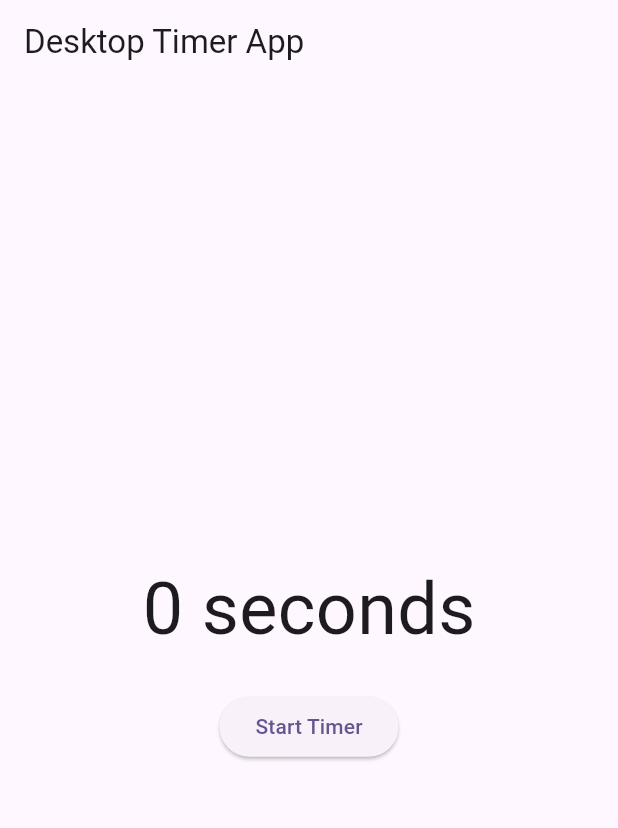
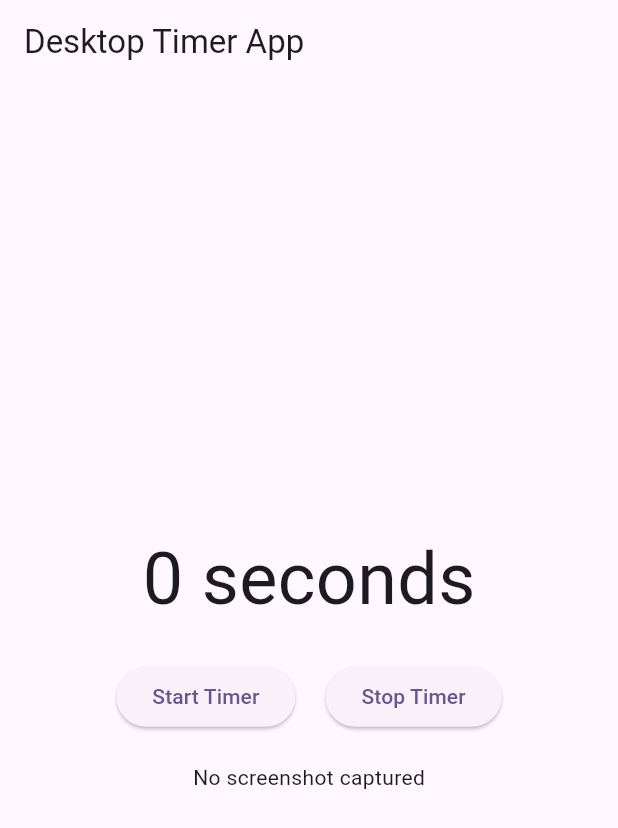
Before and after one commit to Shegzzy/flutter_quest, a Flutter app: the screen it shows after launch, after a tap on "Start Timer", on a phone screen of 412 x 824 dp. Shown: the top 828 px of the screen. Run offline on Flutter 3.47's test engine with Material 3 defaults, Android fonts, the light colour scheme and no system bars; drawn by our look-alikes of screenshot; our stand-ins replace bloc, flutter_bloc.

Commit message:
added timer home screen all done

```diff
--- a/lib/src/bloc/event/timer_event.dart
+++ b/lib/src/bloc/event/timer_event.dart
@@ -6,3 +6,5 @@ class Tick extends TimerEvent {
   final int seconds;
   Tick(this.seconds);
 }
+
+class StopTimer extends TimerEvent {}
--- a/lib/src/bloc/state/timer_state.dart
+++ b/lib/src/bloc/state/timer_state.dart
@@ -6,3 +6,5 @@ class TimerRunning extends TimerState {
   final int seconds;
   TimerRunning(this.seconds);
 }
+
+class TimerStopped extends TimerState {}
--- a/lib/src/bloc/timer_bloc.dart
+++ b/lib/src/bloc/timer_bloc.dart
@@ -7,6 +7,7 @@ class TimerBloc extends Bloc<TimerEvent, TimerState> {
   TimerBloc() : super(TimerInitial()) {
     on<StartTimer>(_onStartTimer);
     on<Tick>(_onTick);
+    on<StopTimer>(_onStopTimer);
   }
 
   StreamSubscription<int>? _tickerSubscription;
@@ -23,6 +24,11 @@ class TimerBloc extends Bloc<TimerEvent, TimerState> {
     emit(TimerRunning(event.seconds));
   }
 
+  void _onStopTimer(StopTimer event, Emitter<TimerState> emit) {
+    _tickerSubscription?.cancel();
+    emit(TimerStopped());
+  }
+
   Stream<int> _tick() async* {
     int seconds = 0;
     while (true) {
--- a/lib/src/home/timer_home.dart
+++ b/lib/src/home/timer_home.dart
@@ -1,19 +1,47 @@
+import 'dart:async';
+import 'dart:typed_data';
+
 import 'package:flutter/cupertino.dart';
 import 'package:flutter/material.dart';
+import 'package:flutter/services.dart';
 import 'package:flutter_bloc/flutter_bloc.dart';
+import 'package:screenshot/screenshot.dart';
 
 import '../bloc/event/timer_event.dart';
 import '../bloc/state/timer_state.dart';
 import '../bloc/timer_bloc.dart';
 
-class TimerHome extends StatelessWidget {
+class TimerHome extends StatefulWidget {
+  @override
+  _TimerHomeState createState() => _TimerHomeState();
+}
+
+class _TimerHomeState extends State<TimerHome> {
+  ScreenshotController screenshotController = ScreenshotController();
+  Uint8List? _screenshot;
+
+  Future<void> _captureScreenshot() async {
+    try {
+      final Uint8List? screenshot = await screenshotController.capture();
+      if (screenshot != null) {
+        setState(() {
+          _screenshot = screenshot;
+        });
+      }
+    } catch (e) {
+      print("Failed to capture screenshot: ${e.toString()}");
+    }
+  }
+
   @override
   Widget build(BuildContext context) {
     return Scaffold(
       appBar: AppBar(
-        title: Text('Desktop Timer App'),
+        title: const Text('Desktop Timer App'),
       ),
-      body: Center(
+      body: Screenshot(
+        controller: screenshotController,
+        child: Center(
           child: Column(
             mainAxisAlignment: MainAxisAlignment.center,
             children: [
@@ -30,14 +58,42 @@ class TimerHome extends StatelessWidget {
                 },
               ),
               const SizedBox(height: 20),
+              Row(
+                mainAxisAlignment: MainAxisAlignment.center,
+                children: [
                   ElevatedButton(
                     onPressed: () {
                       context.read<TimerBloc>().add(StartTimer());
+                      _captureScreenshot();
                     },
                     child: const Text('Start Timer'),
                   ),
-            // Add widgets to display captured screenshots and headshots here
+                  const SizedBox(width: 20),
+                  ElevatedButton(
+                    onPressed: () {
+                      context.read<TimerBloc>().add(StopTimer());
+                    },
+                    child: const Text('Stop Timer'),
+                  ),
                 ],
+              ),
+              const SizedBox(height: 20),
+              BlocListener<TimerBloc, TimerState>(
+                listener: (context, state) {
+                  if (state is TimerRunning) {
+                    _captureScreenshot();
+                  }
+                },
+                child: _screenshot != null
+                    ? Image.memory(
+                  _screenshot!,
+                  width: 800,
+                  height: 400,
+                )
+                    : const Text("No screenshot captured"),
+              ),
+            ],
+          ),
         ),
       ),
     );
```
Lines whose indentation alone changed are shown as unchanged.
